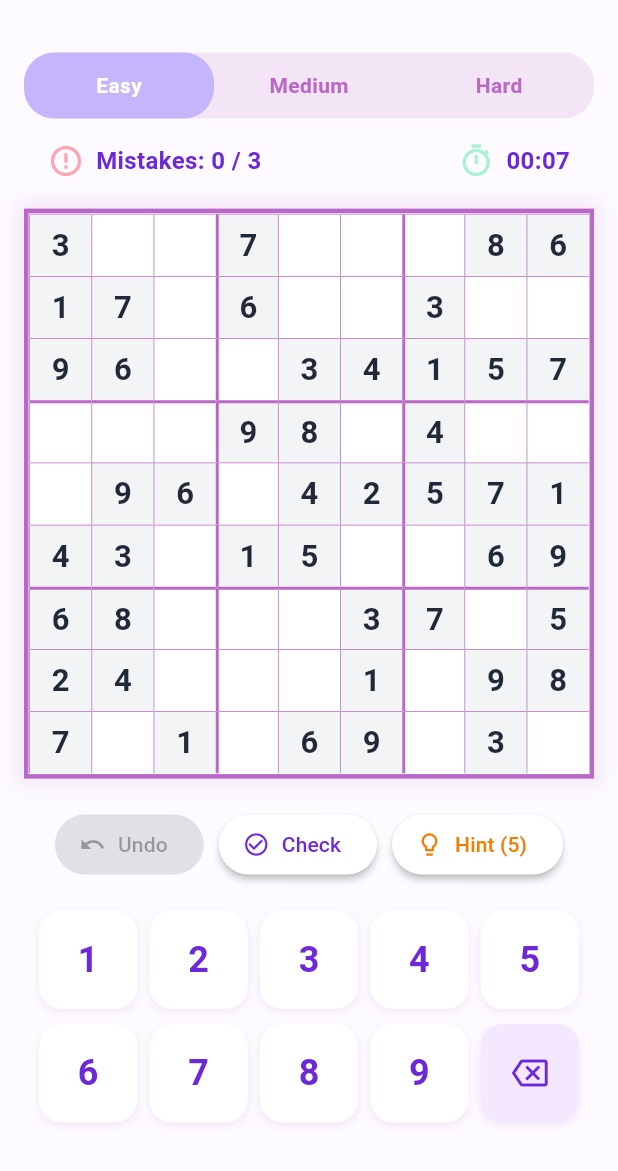
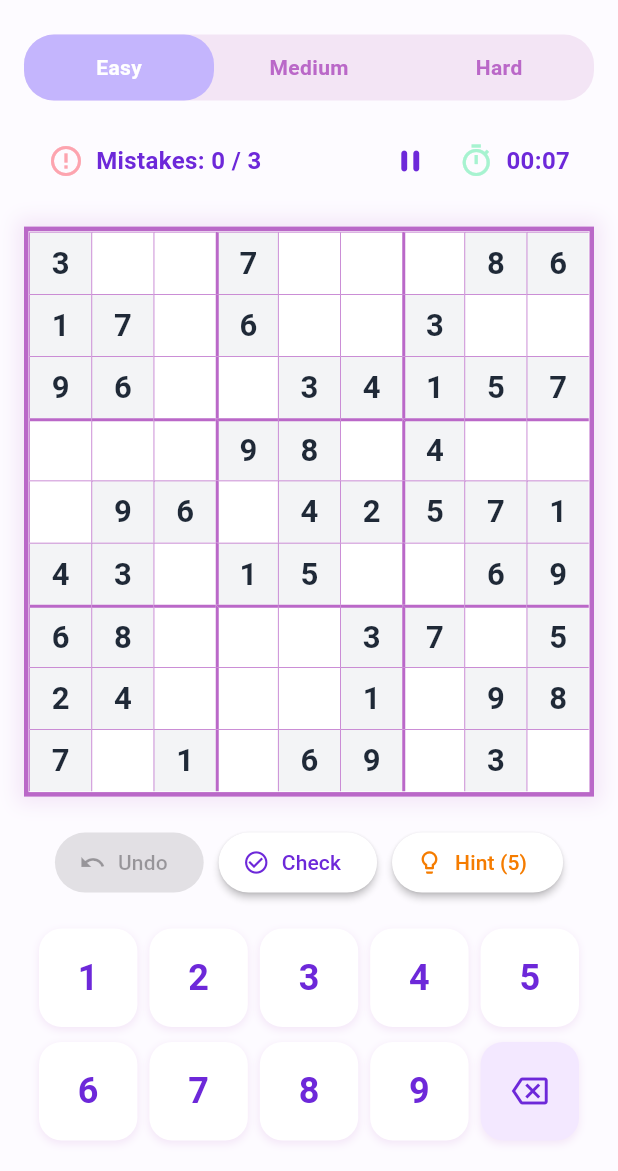
Before and after one commit to EricStojko/sudoku-game, a Flutter app: the screen it shows after launch, on a phone screen of 412 x 824 dp, the part 65-1236 px from its top. Run offline on Flutter 3.47's test engine with Material 3 defaults, Android fonts, the phone set to English and light mode, and no system bars; our stand-ins replace shared_preferences.

Commit message:
feat(phase-2): performance and ux polish
- Fixed global widget rebuilds by migrating the timer from notifyListeners to a ValueNotifier.
- Added Number Exhaustion: digits on the number pad disable dynamically when 9 instances are correctly placed on the board.
- Added Erase Affordance: the erase button dynamically disables when fixed cells are selected.
- Implemented manual pausing via a UI toggle that obscures the board to prevent cheating.
- Refined UI feedback with AnimatedContainers for button states.

```diff
--- a/lib/logic/game_notifier.dart
+++ b/lib/logic/game_notifier.dart
@@ -34,20 +34,21 @@ class GameNotifier extends ChangeNotifier with WidgetsBindingObserver {
   int selectedRow = -1;
   int selectedCol = -1;
   int mistakes = 0;
-  int secondsElapsed = 0;
+  final ValueNotifier<int> secondsElapsed = ValueNotifier<int>(0);
   int hintsUsed = 0;
   GameStatus status = GameStatus.idle;
   bool showConfetti = false;
   bool isLeaderboardEligible = true;
+  bool isUserPaused = false;
 
   final List<Move> _history = [];
 
   Timer? _timer;
   Timer? _confettiTimer;
 
-  bool get isPlaying => status == GameStatus.playing;
+  bool get isPlaying => status == GameStatus.playing && !isUserPaused;
   bool get canUndo => _history.isNotEmpty;
-  bool get canUseHint => hintsUsed < 5;
+  bool get canUseHint => hintsUsed < 5 && !isUserPaused;
 
   // -------------------------------------------------------------------------
   // Game lifecycle
@@ -62,11 +63,12 @@ class GameNotifier extends ChangeNotifier with WidgetsBindingObserver {
     mistakes = 0;
     selectedRow = -1;
     selectedCol = -1;
-    secondsElapsed = 0;
+    secondsElapsed.value = 0;
     hintsUsed = 0;
     status = GameStatus.playing;
     showConfetti = false;
     isLeaderboardEligible = true;
+    isUserPaused = false;
     _history.clear();
 
     final solved = SudokuGenerator.generateCompleted();
@@ -175,6 +177,30 @@ class GameNotifier extends ChangeNotifier with WidgetsBindingObserver {
     notifyListeners();
   }
 
+  void togglePause() {
+    if (status != GameStatus.playing) return;
+    isUserPaused = !isUserPaused;
+    if (isUserPaused) {
+      _timer?.cancel();
+    } else {
+      _startTimer();
+    }
+    notifyListeners();
+  }
+
+  bool isNumberExhausted(int num) {
+    if (status != GameStatus.playing) return false;
+    int count = 0;
+    for (final row in grid) {
+      for (final cell in row) {
+        if (cell.currentValue == num && cell.currentValue == cell.correctValue) {
+          count++;
+        }
+      }
+    }
+    return count == 9;
+  }
+
   /// Reverts the most recent move.
   void undo() {
     if (!isPlaying || _history.isEmpty) return;
@@ -251,8 +277,7 @@ class GameNotifier extends ChangeNotifier with WidgetsBindingObserver {
     _timer?.cancel();
     _timer = Timer.periodic(const Duration(seconds: 1), (_) {
       if (isPlaying) {
-        secondsElapsed++;
-        notifyListeners();
+        secondsElapsed.value++;
       }
     });
   }
@@ -280,7 +305,7 @@ class GameNotifier extends ChangeNotifier with WidgetsBindingObserver {
     final data = {
       'difficulty': difficulty.name,
       'mistakes': mistakes,
-      'secondsElapsed': secondsElapsed,
+      'secondsElapsed': secondsElapsed.value,
       'hintsUsed': hintsUsed,
       'isLeaderboardEligible': isLeaderboardEligible,
       'grid': grid.map((row) => row.map((c) => c.toJson()).toList()).toList(),
@@ -296,7 +321,7 @@ class GameNotifier extends ChangeNotifier with WidgetsBindingObserver {
         final data = jsonDecode(saved);
         difficulty = Difficulty.values.firstWhere((d) => d.name == data['difficulty']);
         mistakes = data['mistakes'];
-        secondsElapsed = data['secondsElapsed'];
+        secondsElapsed.value = data['secondsElapsed'];
         hintsUsed = data['hintsUsed'] ?? 0;
         isLeaderboardEligible = data['isLeaderboardEligible'] ?? true;
         _history.clear(); // Transient history resets on load
--- a/lib/screens/game_screen.dart
+++ b/lib/screens/game_screen.dart
@@ -127,7 +127,7 @@ class _SudokuGameScreenState extends State<SudokuGameScreen> {
   // -------------------------------------------------------------------------
 
   void _showWinDialog() async {
-    final elapsed = _notifier.secondsElapsed;
+    final elapsed = _notifier.secondsElapsed.value;
     final difficulty = _notifier.difficulty;
     final eligible = _notifier.isLeaderboardEligible;
     final isTop = eligible ? await LeaderboardService.isTop10(difficulty, elapsed) : false;
@@ -410,15 +410,27 @@ class _SudokuGameScreenState extends State<SudokuGameScreen> {
                 ),
               ]),
               Row(children: [
+                IconButton(
+                  icon: Icon(n.isUserPaused ? Icons.play_arrow_rounded : Icons.pause_rounded, color: AppColors.primaryDark),
+                  onPressed: n.togglePause,
+                  padding: EdgeInsets.zero,
+                  constraints: const BoxConstraints(),
+                ),
+                const SizedBox(width: 8),
                 const Icon(Icons.timer_outlined,
                     color: Color(0xFFA7F3D0)),
                 const SizedBox(width: 8),
-                Text(
-                  GameNotifier.formatTime(n.secondsElapsed),
+                ValueListenableBuilder<int>(
+                  valueListenable: n.secondsElapsed,
+                  builder: (context, seconds, _) {
+                    return Text(
+                      GameNotifier.formatTime(seconds),
                       style: TextStyle(
                           fontSize: 16,
                           fontWeight: FontWeight.bold,
                           color: AppColors.primaryDark),
+                    );
+                  },
                 ),
               ]),
             ],
@@ -448,7 +460,9 @@ class _SudokuGameScreenState extends State<SudokuGameScreen> {
                 spreadRadius: 5)
           ],
         ),
-        child: Center(
+        child: Stack(
+          children: [
+            Center(
               child: Column(
                 mainAxisSize: MainAxisSize.min,
                 children: List.generate(
@@ -460,6 +474,23 @@ class _SudokuGameScreenState extends State<SudokuGameScreen> {
                   ),
                 ),
               ),
+            ),
+            if (n.isUserPaused)
+              Container(
+                color: Colors.white.withValues(alpha: 0.95),
+                child: Center(
+                  child: Text(
+                    'PAUSED',
+                    style: TextStyle(
+                      fontSize: 32,
+                      fontWeight: FontWeight.bold,
+                      letterSpacing: 8,
+                      color: AppColors.primaryDark,
+                    ),
+                  ),
+                ),
+              ),
+          ],
         ),
       );
     });
@@ -564,37 +595,40 @@ class _SudokuGameScreenState extends State<SudokuGameScreen> {
     );
   }
 
-  Widget _buildNumberPad() {
+  Widget _buildNumberPad(GameNotifier n) {
     return Container(
       padding: const EdgeInsets.symmetric(horizontal: 16),
       constraints: const BoxConstraints(maxWidth: 400),
       child: Column(
         children: [
-          Row(children: List.generate(5, (i) => _buildPadButton(i + 1))),
+          Row(children: List.generate(5, (i) => _buildPadButton(n, i + 1))),
           const SizedBox(height: 10),
           Row(children: [
-            ...List.generate(4, (i) => _buildPadButton(i + 6)),
-            _buildEraseButton(),
+            ...List.generate(4, (i) => _buildPadButton(n, i + 6)),
+            _buildEraseButton(n),
           ]),
         ],
       ),
     );
   }
 
-  Widget _buildPadButton(int num) {
+  Widget _buildPadButton(GameNotifier n, int num) {
+    final bool isExhausted = n.isNumberExhausted(num);
+    final bool isDisabled = isExhausted || n.isUserPaused;
     return Expanded(
       child: Padding(
         padding: const EdgeInsets.symmetric(horizontal: 4.0),
         child: InkWell(
-          onTap: () => _notifier.inputNumber(num),
+          onTap: isDisabled ? null : () => n.inputNumber(num),
           borderRadius: BorderRadius.circular(15),
           child: AspectRatio(
             aspectRatio: 1,
-            child: Container(
+            child: AnimatedContainer(
+              duration: const Duration(milliseconds: 200),
               decoration: BoxDecoration(
-                color: Colors.white,
+                color: isDisabled ? Colors.grey.shade200 : Colors.white,
                 borderRadius: BorderRadius.circular(15),
-                boxShadow: [
+                boxShadow: isDisabled ? [] : [
                   BoxShadow(
                       color: Colors.purple.withValues(alpha: 0.1),
                       blurRadius: 4,
@@ -607,7 +641,7 @@ class _SudokuGameScreenState extends State<SudokuGameScreen> {
                   style: TextStyle(
                       fontSize: 24,
                       fontWeight: FontWeight.bold,
-                      color: AppColors.primaryDark),
+                      color: isDisabled ? Colors.grey.shade400 : AppColors.primaryDark),
                 ),
               ),
             ),
@@ -617,20 +651,26 @@ class _SudokuGameScreenState extends State<SudokuGameScreen> {
     );
   }
 
-  Widget _buildEraseButton() {
+  Widget _buildEraseButton(GameNotifier n) {
+    bool isFixed = false;
+    if (n.selectedRow != -1 && n.selectedCol != -1) {
+      isFixed = n.grid[n.selectedRow][n.selectedCol].isFixed;
+    }
+    final bool isDisabled = isFixed || n.isUserPaused;
     return Expanded(
       child: Padding(
         padding: const EdgeInsets.symmetric(horizontal: 4.0),
         child: InkWell(
-          onTap: () => _notifier.inputNumber(0),
+          onTap: isDisabled ? null : () => n.inputNumber(0),
           borderRadius: BorderRadius.circular(15),
           child: AspectRatio(
             aspectRatio: 1,
-            child: Container(
+            child: AnimatedContainer(
+              duration: const Duration(milliseconds: 200),
               decoration: BoxDecoration(
-                color: const Color(0xFFF3E8FF),
+                color: isDisabled ? Colors.grey.shade200 : const Color(0xFFF3E8FF),
                 borderRadius: BorderRadius.circular(15),
-                boxShadow: [
+                boxShadow: isDisabled ? [] : [
                   BoxShadow(
                       color: Colors.purple.withValues(alpha: 0.1),
                       blurRadius: 4,
@@ -639,7 +679,7 @@ class _SudokuGameScreenState extends State<SudokuGameScreen> {
               ),
               child: Center(
                 child: Icon(Icons.backspace_outlined,
-                    color: AppColors.primaryDark),
+                    color: isDisabled ? Colors.grey.shade400 : AppColors.primaryDark),
               ),
             ),
           ),
@@ -695,7 +735,7 @@ class _SudokuGameScreenState extends State<SudokuGameScreen> {
                     const SizedBox(height: 20),
                     _buildActionButtons(),
                     const SizedBox(height: 20),
-                    _buildNumberPad(),
+                    _buildNumberPad(notifier),
                     const SizedBox(height: 20),
                   ],
                 ),
```
Lines whose indentation alone changed are shown as unchanged.
